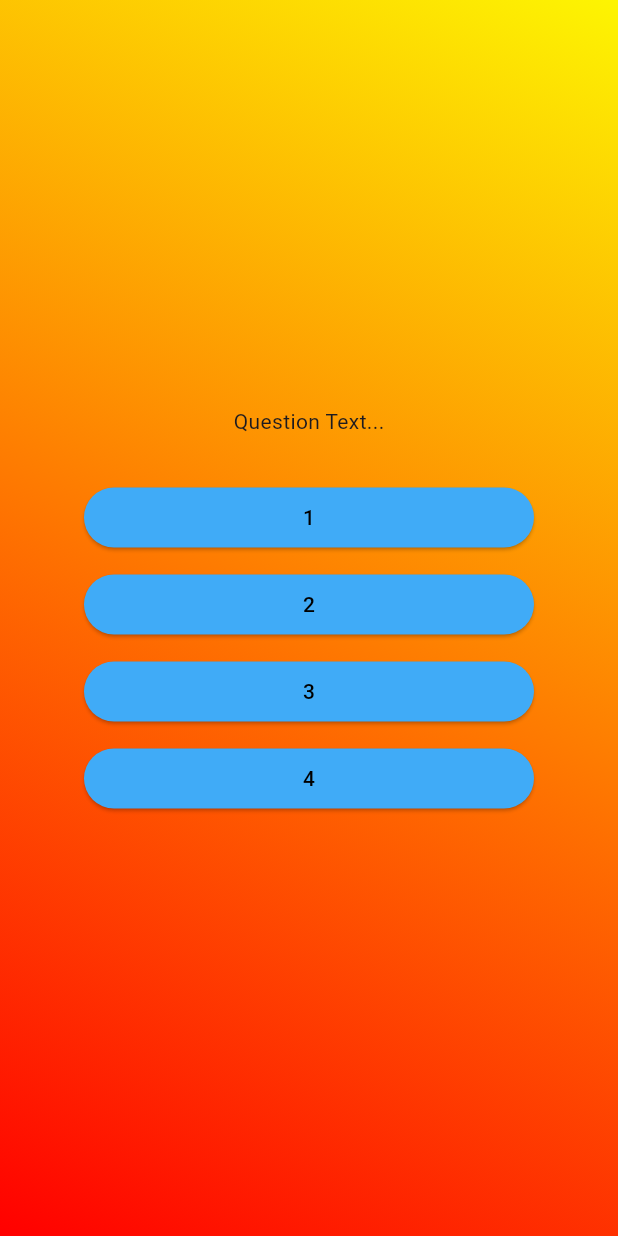
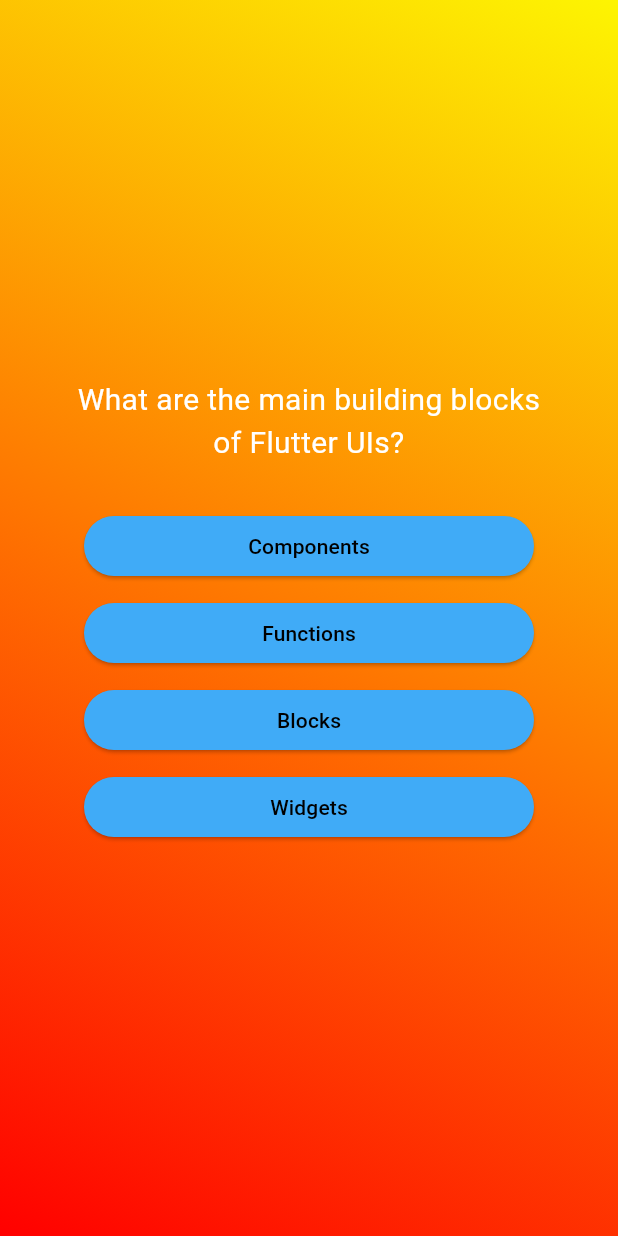
Before and after one commit to Akhele/Flutter-Quiz-App, a Flutter app: the screen it shows after launch, after a tap on "Start", on a phone screen of 412 x 824 dp. Run offline on Flutter 3.47's test engine with Material 3 defaults, Android fonts, the phone set to English and light mode, and no system bars.

Commit message:
Add some new fuctions to extract the questions data and exploit it in the UI

```diff
--- a/lib/answer_button.dart
+++ b/lib/answer_button.dart
@@ -1,8 +1,8 @@
 import 'package:flutter/material.dart';
 
 class AnswerButton extends StatelessWidget {
-  const AnswerButton(this.buttoonText,this.onTap,{super.key});
-final String buttoonText;
+  const AnswerButton(this.buttonText,this.onTap,{super.key});
+final String buttonText;
 final void Function() onTap;
 
   @override
@@ -22,7 +22,7 @@ final void Function() onTap;
                                     ),
                                     padding: EdgeInsets.symmetric(vertical: 10,horizontal: 30)
                                       ),
-                            child: Text(buttoonText)),
+                            child: Text(buttonText)),
 
                             SizedBox(height: 10,)
               ],
--- a/lib/models/quiz_question.dart
+++ b/lib/models/quiz_question.dart
@@ -4,4 +4,10 @@ const QuizQuestion(this.text, this.answers);
 final String text;
 final List<String> answers;
 
+List<String> getShuffledAnswers()
+{
+  final shuffledList = List.of(answers);
+  shuffledList.shuffle();
+  return shuffledList;
 }
+}
--- a/lib/questions.dart
+++ /dev/null
@@ -1,31 +0,0 @@
-import 'package:flutter/material.dart';
-import 'package:flutter_quiz_app/answer_button.dart';
-
-class Questions extends StatefulWidget {
-  const Questions({super.key});
-
-@override
-  State<Questions> createState() {
-    return _QuestionsState();
-  }
-}
-
-class _QuestionsState extends State<Questions>
-{
-  @override
-  Widget build(context) {
-   return Column(
-              mainAxisSize: MainAxisSize.min,
-              children: [
-                Text("Question Text..."),
-                SizedBox(height: 30,),
-                AnswerButton('1', (){}),
-                AnswerButton('2', (){}),
-                AnswerButton('3', (){}),
-                AnswerButton('4', (){})
-
-              ],
-            );
-
-  }
-}
--- /dev/null
+++ b/lib/questions_screen.dart
@@ -0,0 +1,37 @@
+import 'package:flutter/material.dart';
+import 'package:flutter_quiz_app/answer_button.dart';
+import 'package:flutter_quiz_app/data/questions.dart';
+
+class Questions extends StatefulWidget {
+  const Questions({super.key});
+
+@override
+  State<Questions> createState() {
+    return _QuestionsState();
+  }
+}
+
+class _QuestionsState extends State<Questions>
+{
+  @override
+  Widget build(context) {
+    var currentQuestion = questions[0];
+   return Container(
+    margin: EdgeInsets.all(40),
+     child: Column(
+                mainAxisSize: MainAxisSize.min,
+                crossAxisAlignment: CrossAxisAlignment.stretch,
+
+                children: [
+                  Text(currentQuestion.text,style: TextStyle(color: Colors.white, fontSize: 20),textAlign: TextAlign.center,),
+                  SizedBox(height: 30,),
+                  ...currentQuestion.getShuffledAnswers().map((answer){
+                    return AnswerButton(answer, (){});
+                  })
+
+                ],
+              ),
+   );
+
+  }
+}
--- a/lib/quiz.dart
+++ b/lib/quiz.dart
@@ -1,6 +1,6 @@
 import 'package:flutter/material.dart';
 import 'package:flutter_quiz_app/gradient_container.dart';
-import 'package:flutter_quiz_app/questions.dart';
+import 'package:flutter_quiz_app/questions_screen.dart';
 import 'package:flutter_quiz_app/quiz_container.dart';
 
 
```
